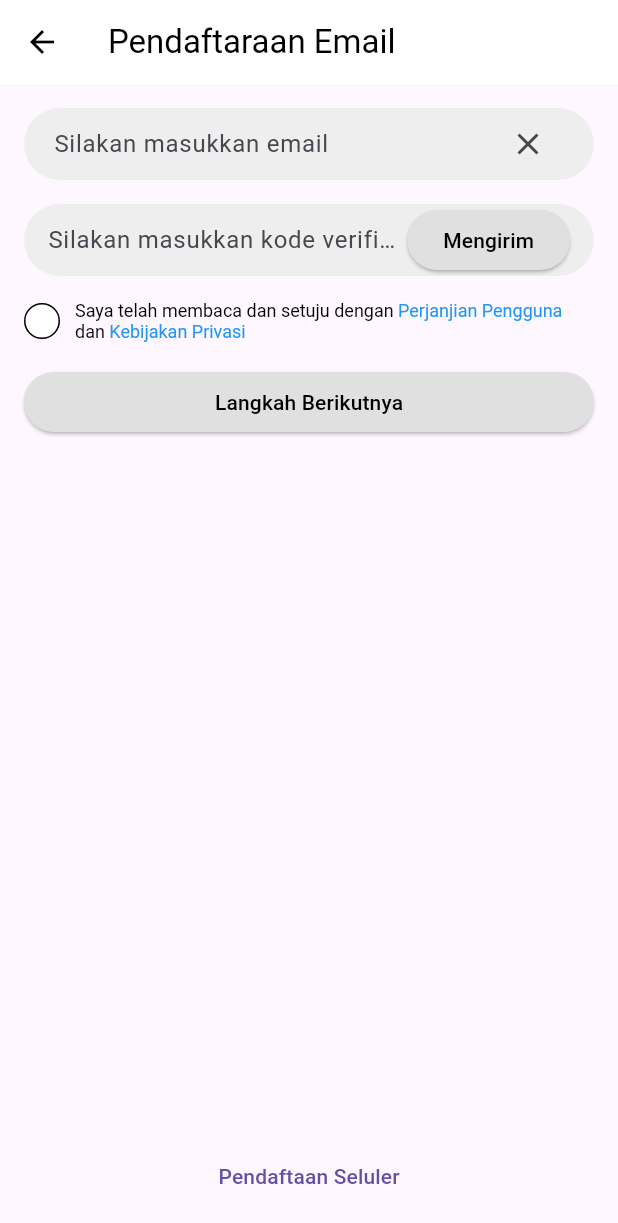
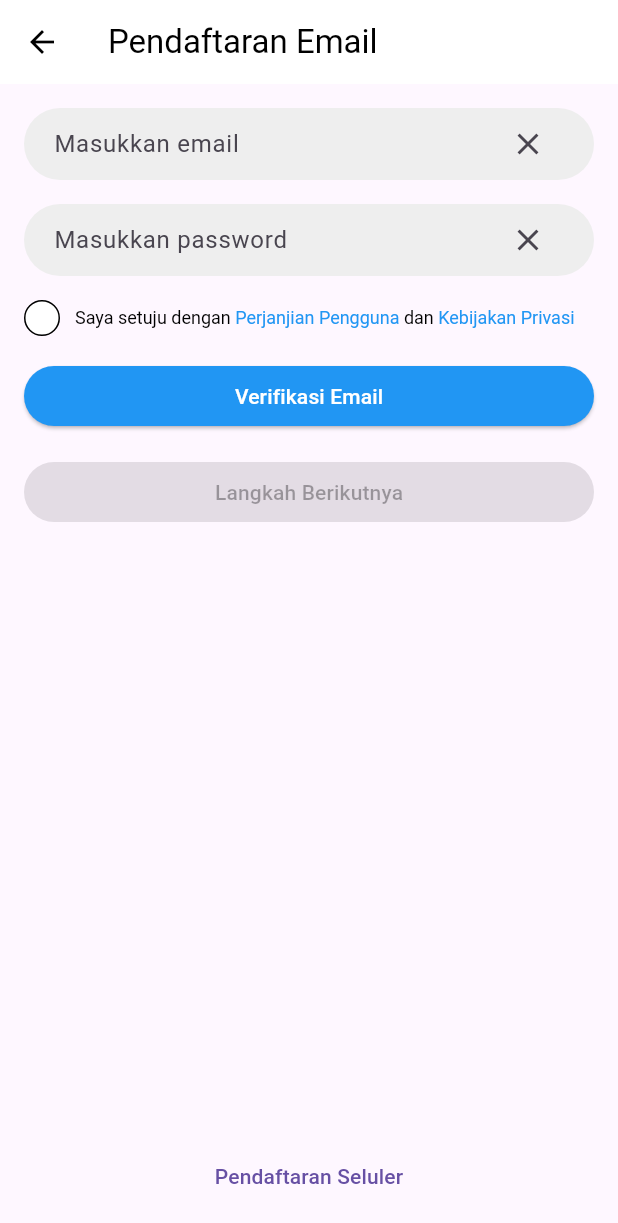
Before and after one commit to Finn30/Reflow, a Flutter app: the RegisterScreen screen opened directly, after a tap on "Pendaftaran Email", on a phone screen of 412 x 824 dp. Shown: the top 1223 px of the screen. Run offline on Flutter 3.47's test engine with Material 3 defaults, Android fonts, the phone set to English and light mode, and no system bars; our stand-ins replace firebase_auth, firebase_core, sign_in_button; accounts and stored records are empty; network calls fail.

Commit message:
autentikasi registrasi

```diff
--- a/project_fix/lib/src/features/register/register_screen.dart
+++ b/project_fix/lib/src/features/register/register_screen.dart
@@ -1,6 +1,8 @@
 import 'package:flutter/material.dart';
 import 'package:flutter/services.dart';
-import 'package:project_fix/src/features/register/password_screen.dart';
+import 'package:firebase_auth/firebase_auth.dart';
+import '../landingpage/landing_page.dart';
+import 'password_screen.dart';
 
 class RegisterScreen extends StatefulWidget {
   @override
@@ -10,19 +12,112 @@ class RegisterScreen extends StatefulWidget {
 class _RegisterScreenState extends State<RegisterScreen> {
   bool useEmail = false;
   TextEditingController inputController = TextEditingController();
+  TextEditingController passwordController = TextEditingController();  // Password controller
   TextEditingController verificationCodeController = TextEditingController();
   bool isChecked = false;
+  String? verificationId;
 
-  void toogleRegisterMethod() {
+  void toggleRegisterMethod() {
     setState(() {
-      useEmail = !useEmail; // Toggle nilai useEmail
-      inputController.clear(); // Bersihkan input
+      useEmail = !useEmail; // Toggle method
+      inputController.clear(); // Clear input
+      passwordController.clear(); // Clear password input if switching to email
     });
   }
 
-  void sendVerificationCode() {
-    // Tambahkan logika pengiriman kode verifikasi di sini
-    print('Kode verifikasi dikirim ke ${inputController.text}');
+  Future<void> sendOTP() async {
+    if (!useEmail) {
+      // Phone number verification logic
+      try {
+        await FirebaseAuth.instance.verifyPhoneNumber(
+          phoneNumber: '+62${inputController.text}',
+          verificationCompleted: (PhoneAuthCredential credential) async {
+            await FirebaseAuth.instance.signInWithCredential(credential);
+          },
+          verificationFailed: (FirebaseAuthException e) {
+            ScaffoldMessenger.of(context).showSnackBar(
+              SnackBar(content: Text('Gagal verifikasi: ${e.message}')),
+            );
+          },
+          codeSent: (String verificationId, int? resendToken) {
+            setState(() {
+              this.verificationId = verificationId;
+            });
+            ScaffoldMessenger.of(context).showSnackBar(
+              SnackBar(content: Text('Kode OTP telah dikirim')),
+            );
+          },
+          codeAutoRetrievalTimeout: (String verificationId) {
+            this.verificationId = verificationId;
+          },
+        );
+      } catch (e) {
+        ScaffoldMessenger.of(context).showSnackBar(
+          SnackBar(content: Text('Gagal mengirim kode: $e')),
+        );
+      }
+    } else {
+      // Email verification logic
+      try {
+        await FirebaseAuth.instance.createUserWithEmailAndPassword(
+          email: inputController.text,
+          password: passwordController.text,
+        );
+        await FirebaseAuth.instance.currentUser!.sendEmailVerification();
+        ScaffoldMessenger.of(context).showSnackBar(
+          SnackBar(content: Text('Verifikasi email telah dikirim')),
+        );
+      } catch (e) {
+        ScaffoldMessenger.of(context).showSnackBar(
+          SnackBar(content: Text('Gagal mengirim verifikasi email: $e')),
+        );
+      }
+    }
+  }
+
+  Future<void> verifyCode() async {
+    if (verificationId != null && !useEmail) {
+      // Phone verification
+      try {
+        PhoneAuthCredential credential = PhoneAuthProvider.credential(
+          verificationId: verificationId!,
+          smsCode: verificationCodeController.text,
+        );
+        await FirebaseAuth.instance.signInWithCredential(credential);
+        ScaffoldMessenger.of(context).showSnackBar(
+          SnackBar(content: Text('Verifikasi berhasil!')),
+        );
+        Navigator.push(
+          context,
+          MaterialPageRoute(builder: (context) => PasswordScreen()),
+        );
+      } catch (e) {
+        ScaffoldMessenger.of(context).showSnackBar(
+          SnackBar(content: Text('Kode salah: $e')),
+        );
+      }
+    } else if (useEmail) {
+      try {
+        await FirebaseAuth.instance.currentUser!.reload();
+        if (FirebaseAuth.instance.currentUser!.emailVerified) {
+          ScaffoldMessenger.of(context).showSnackBar(
+            SnackBar(content: Text('Verifikasi email berhasil!')),
+          );
+          Navigator.push(
+            context,
+            MaterialPageRoute(builder: (context) => LandingPage()),
+          );
+        } else {
+          ScaffoldMessenger.of(context).showSnackBar(
+            SnackBar(content: Text('Email belum diverifikasi')),
+          );
+        }
+      } catch (e) {
+        ScaffoldMessenger.of(context).showSnackBar(
+          SnackBar(content: Text('Gagal verifikasi email: $e')),
+        );
+      }
+    }
   }
 
   @override
@@ -31,11 +126,9 @@ class _RegisterScreenState extends State<RegisterScreen> {
       appBar: AppBar(
         leading: IconButton(
           icon: const Icon(Icons.arrow_back),
-          onPressed: () {
-            Navigator.pop(context);
-          },
+          onPressed: () => Navigator.pop(context),
         ),
-        title: Text(useEmail ? 'Pendaftaraan Email' : 'Pendaftaran Seluler'),
+        title: Text(useEmail ? 'Pendaftaran Email' : 'Pendaftaran Seluler'),
         backgroundColor: Colors.white,
         foregroundColor: Colors.black,
         elevation: 0,
@@ -45,8 +138,44 @@ class _RegisterScreenState extends State<RegisterScreen> {
         child: Column(
           crossAxisAlignment: CrossAxisAlignment.center,
           children: [
-            if (!useEmail)
-              Container(
+            if (!useEmail) buildPhoneInput() else buildEmailInput(),
+            const SizedBox(height: 16),
+            useEmail
+                ? buildPasswordInput()  // Show password input when using email
+                : TextField(
+                    controller: verificationCodeController,
+                    decoration: InputDecoration(
+                      fillColor: Colors.grey[200],
+                      hintText: 'Masukkan kode OTP...',
+                      border: OutlineInputBorder(
+                        borderRadius: BorderRadius.circular(30),
+                      ),
+                    ),
+                    keyboardType: TextInputType.number,
+                  ),
+            const SizedBox(height: 16),
+            buildAgreement(),
+            const SizedBox(height: 16),
+            buildSendOtpButton(),
+            const SizedBox(height: 16),
+            buildNextButton(),
+            const Spacer(),
+            Center(
+              child: TextButton(
+                onPressed: toggleRegisterMethod,
+                child: Text(
+                  useEmail ? 'Pendaftaran Seluler' : 'Pendaftaran Email',
+                ),
+              ),
+            ),
+          ],
+        ),
+      ),
+    );
+  }
+
+  Widget buildPhoneInput() {
+    return Container(
       decoration: BoxDecoration(
         color: Colors.grey[200],
         borderRadius: BorderRadius.circular(30),
@@ -75,21 +204,21 @@ class _RegisterScreenState extends State<RegisterScreen> {
               ],
               decoration: InputDecoration(
                 border: InputBorder.none,
-                          hintText: 'Silakan masukkan nomor telepon',
+                hintText: 'Masukkan nomor telepon',
               ),
             ),
           ),
           IconButton(
             icon: Icon(Icons.clear),
-                      onPressed: () {
-                        inputController.clear();
-                      },
+            onPressed: () => inputController.clear(),
           ),
         ],
       ),
-              )
-            else
-              Container(
+    );
+  }
+
+  Widget buildEmailInput() {
+    return Container(
       decoration: BoxDecoration(
         color: Colors.grey[200],
         borderRadius: BorderRadius.circular(30),
@@ -102,66 +231,58 @@ class _RegisterScreenState extends State<RegisterScreen> {
               controller: inputController,
               keyboardType: TextInputType.emailAddress,
               inputFormatters: [
-                          FilteringTextInputFormatter.deny(
-                              RegExp(r'[^a-zA-Z0-9@._-]')),
+                FilteringTextInputFormatter.deny(RegExp(r'[^a-zA-Z0-9@._-]')),
               ],
               decoration: InputDecoration(
                 border: InputBorder.none,
-                          hintText: 'Silakan masukkan email',
+                hintText: 'Masukkan email',
               ),
             ),
           ),
           IconButton(
             icon: Icon(Icons.clear),
-                      onPressed: () {
-                        inputController.clear();
-                      },
+            onPressed: () => inputController.clear(),
           ),
         ],
       ),
-              ),
-            const SizedBox(height: 16),
-            Container(
+    );
+  }
+
+  Widget buildPasswordInput() {
+    return Container(
       decoration: BoxDecoration(
         color: Colors.grey[200],
         borderRadius: BorderRadius.circular(30),
       ),
-              padding: EdgeInsets.symmetric(horizontal: 16),
+      padding: EdgeInsets.symmetric(horizontal: 20),
       child: Row(
         children: [
           Expanded(
-                    child: TextField(
-                      controller: verificationCodeController,
+            child: TextFormField(
+              controller: passwordController,
+              obscureText: true,
               decoration: InputDecoration(
-                        hintText: 'Silakan masukkan kode verifikasi...',
                 border: InputBorder.none,
-                      ),
-                      keyboardType: TextInputType.number,
+                hintText: 'Masukkan password',
               ),
             ),
-                  ElevatedButton(
-                    onPressed: () {
-                      sendVerificationCode();
-                    },
-                    style: ElevatedButton.styleFrom(
-                      backgroundColor: Colors.grey[300],
-                      foregroundColor: Colors.black,
-                      shape: RoundedRectangleBorder(
-                        borderRadius: BorderRadius.circular(30),
           ),
-                    ),
-                    child: Text('Mengirim'),
+          IconButton(
+            icon: Icon(Icons.clear),
+            onPressed: () => passwordController.clear(),
           ),
         ],
       ),
-            ),
-            const SizedBox(height: 16),
-            Row(
+    );
+  }
+
+  Widget buildAgreement() {
+    return Row(
       children: [
         GestureDetector(
           onTap: () {
             setState(() {
-                      isChecked = !isChecked; // Toggle nilai isChecked
+              isChecked = !isChecked;
             });
           },
           child: Stack(
@@ -176,12 +297,13 @@ class _RegisterScreenState extends State<RegisterScreen> {
                   color: Colors.white,
                 ),
               ),
+              if (isChecked)
                 Container(
                   width: 16,
                   height: 16,
                   decoration: BoxDecoration(
                     shape: BoxShape.circle,
-                          color: isChecked ? Colors.blue : Colors.transparent,
+                    color: Colors.blue,
                   ),
                 ),
             ],
@@ -193,7 +315,7 @@ class _RegisterScreenState extends State<RegisterScreen> {
             text: TextSpan(
               style: TextStyle(color: Colors.black, fontSize: 12),
               children: [
-                        TextSpan(text: 'Saya telah membaca dan setuju dengan '),
+                TextSpan(text: 'Saya setuju dengan '),
                 TextSpan(
                   text: 'Perjanjian Pengguna',
                   style: TextStyle(color: Colors.blue),
@@ -208,17 +330,31 @@ class _RegisterScreenState extends State<RegisterScreen> {
           ),
         ),
       ],
-            ),
-            const SizedBox(height: 16),
-            SizedBox(
+    );
+  }
+
+  Widget buildSendOtpButton() {
+    return SizedBox(
       width: double.infinity,
       child: ElevatedButton(
-                onPressed: () {
-                  Navigator.push(
-                    context,
-                    MaterialPageRoute(builder: (context) => PasswordScreen()),
+        onPressed: sendOTP,
+        style: ElevatedButton.styleFrom(
+          backgroundColor: Colors.blue,
+          foregroundColor: Colors.white,
+          shape: RoundedRectangleBorder(
+            borderRadius: BorderRadius.circular(30),
+          ),
+        ),
+        child: Text(useEmail ? 'Verifikasi Email' : 'Kirim OTP'),
+      ),
     );
-                },
+  }
+
+  Widget buildNextButton() {
+    return SizedBox(
+      width: double.infinity,
+      child: ElevatedButton(
+        onPressed: isChecked ? verifyCode : null,
         style: ElevatedButton.styleFrom(
           backgroundColor: Colors.grey.shade300,
           foregroundColor: Colors.black,
@@ -228,20 +364,6 @@ class _RegisterScreenState extends State<RegisterScreen> {
         ),
         child: const Text('Langkah Berikutnya'),
       ),
-            ),
-            const Spacer(),
-            Center(
-              child: TextButton(
-                onPressed: () {
-                  toogleRegisterMethod();
-                },
-                child:
-                    Text(useEmail ? 'Pendaftaan Seluler' : 'Pendaftaran Email'),
-              ),
-            ),
-          ],
-        ),
-      ),
     );
   }
 }
--- a/project_fix/pubspec.yaml
+++ b/project_fix/pubspec.yaml
@@ -37,7 +37,8 @@ dependencies:
   firebase_core: ^3.8.1
   firebase_auth: ^5.3.4
   sign_in_button: ^3.2.0
-  flutter_native_splash: ^2.4.4
+  flutter_native_splash: ^2.4.0
+  get: ^4.3.8
 
 dev_dependencies:
   flutter_test:
```
Also changed, not shown: project_fix/lib/main.dart (+6 -1 lines), project_fix/pubspec.lock. Lines whose indentation alone changed are shown as unchanged.
